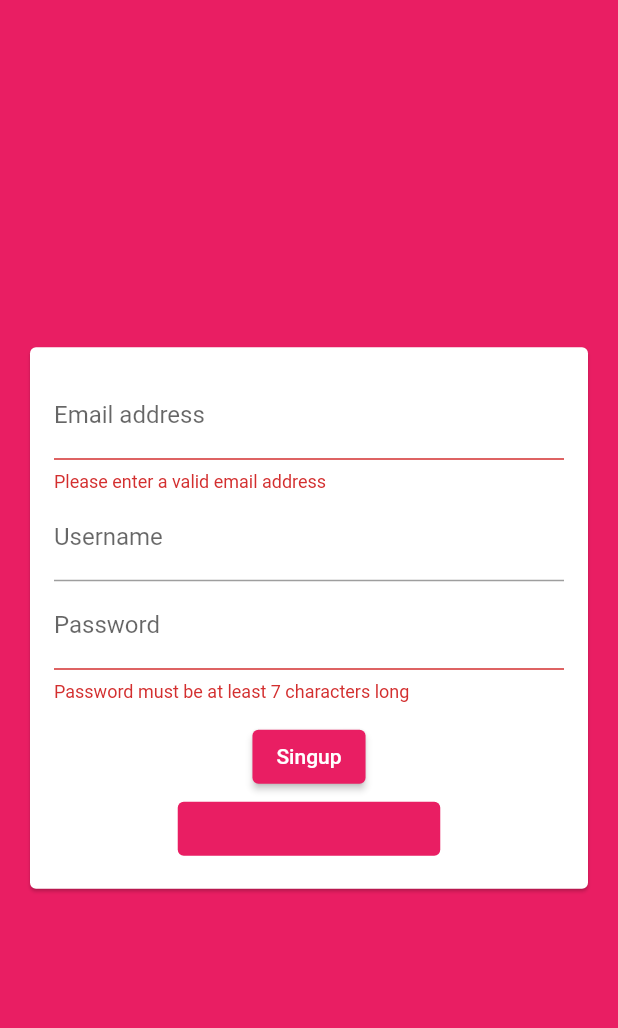
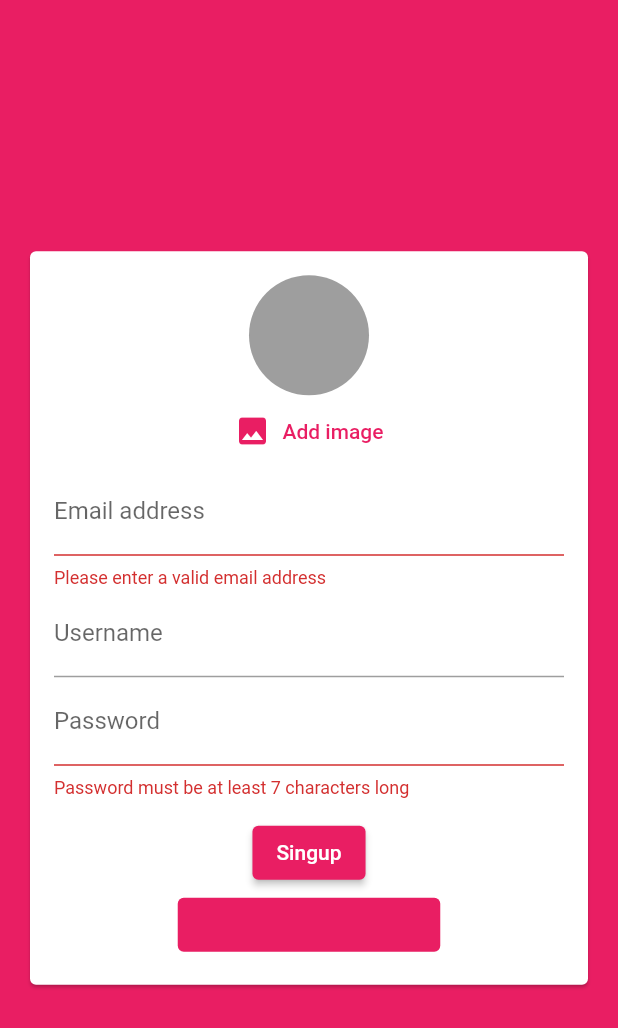
Before and after one commit to Yagoo23/ChatApp, a Flutter app: the screen it shows after launch, after a tap on "Login", after a tap on "Create new account", on a phone screen of 412 x 824 dp. Shown: the top 1028 px of the screen. Run offline on Flutter 3.47's test engine with Material 2 defaults, Android fonts, the phone set to English and light mode, and no system bars; our stand-ins replace cloud_firestore, firebase_auth, firebase_storage, image_picker; missing offline and left inert: dart:html; accounts and stored records are empty.

Commit message:
Profile image

```diff
--- a/lib/screens/auth_screen.dart
+++ b/lib/screens/auth_screen.dart
@@ -1,7 +1,10 @@
+import 'dart:io';
+
 import 'package:flutter/material.dart';
 import 'package:firebase_auth/firebase_auth.dart';
 import 'package:flutter/services.dart';
 import 'package:cloud_firestore/cloud_firestore.dart';
+import 'package:firebase_storage/firebase_storage.dart';
 
 import 'package:flutter_complete_guide/widgets/auth/auth_form.dart';
 
@@ -18,6 +21,7 @@ class _AuthScreenState extends State<AuthScreen> {
     String email,
     String password,
     String username,
+    File image,
     bool isLogin,
     BuildContext ctx,
   ) async {
@@ -34,12 +38,23 @@ class _AuthScreenState extends State<AuthScreen> {
           email: email,
           password: password,
         );
+
+        final ref = FirebaseStorage.instance
+            .ref()
+            .child('user_image')
+            .child(authResult.user.uid + 'jpg');
+
+        await ref.putFile(image).onComplete;
+
+        final url = await ref.getDownloadURL();
+
         await Firestore.instance
             .collection('users')
             .document(authResult.user.uid)
             .setData({
           'username': username,
           'email': email,
+          'image_url': url,
         });
       }
     } on PlatformException catch (error) {
--- a/lib/widgets/auth/auth_form.dart
+++ b/lib/widgets/auth/auth_form.dart
@@ -1,4 +1,7 @@
+import 'dart:io';
+
 import 'package:flutter/material.dart';
+import 'package:flutter_complete_guide/widgets/pickers/user_image_picker.dart';
 
 class AuthForm extends StatefulWidget {
   AuthForm(this.submitFn, this.isLoading);
@@ -8,6 +11,7 @@ class AuthForm extends StatefulWidget {
     String email,
     String password,
     String userName,
+    File image,
     bool isLogin,
     BuildContext ctx,
   ) submitFn;
@@ -22,17 +26,33 @@ class _AuthFormState extends State<AuthForm> {
   var _userEmail = '';
   var _userName = '';
   var _userPassword = '';
+  File _userImageFile;
+
+  void _pickedImage(File image) {
+    _userImageFile = image;
+  }
 
   void _trySubmit() {
     final _isValid = _formkey.currentState.validate();
     FocusScope.of(context).unfocus();
 
-    if (_isValid) {
+    if (_userImageFile == null && !_isLogin) {
+      Scaffold.of(context).showSnackBar(
+        SnackBar(
+          content: Text('Please pick an image.'),
+          backgroundColor: Theme.of(context).errorColor,
+        ),
+      );
+      return;
+    }
+
+    if (_isValid && _userImageFile != null) {
       _formkey.currentState.save();
       widget.submitFn(
         _userEmail.trim(),
         _userPassword.trim(),
         _userName.trim(),
+        _userImageFile,
         _isLogin,
         context,
       );
@@ -52,6 +72,7 @@ class _AuthFormState extends State<AuthForm> {
               child: Column(
                 mainAxisSize: MainAxisSize.min,
                 children: <Widget>[
+                  if (!_isLogin) UserImagePicker(_pickedImage),
                   TextFormField(
                     key: ValueKey('email'),
                     validator: (value) {
--- /dev/null
+++ b/lib/widgets/pickers/user_image_picker.dart
@@ -0,0 +1,50 @@
+import 'dart:io';
+
+import 'package:flutter/material.dart';
+import 'package:image_picker/image_picker.dart';
+
+class UserImagePicker extends StatefulWidget {
+  final void Function(File pickedImage) imagePickFn;
+
+  UserImagePicker(this.imagePickFn);
+
+  @override
+  _UserImagePickerState createState() => _UserImagePickerState();
+}
+
+class _UserImagePickerState extends State<UserImagePicker> {
+  File _pickedImage;
+
+  void _pickImage() async {
+    final pickedImageFile = await ImagePicker.pickImage(
+      source: ImageSource.camera,
+      imageQuality: 50,
+      maxWidth: 150,
+    );
+    setState(() {
+      _pickedImage = pickedImageFile;
+    });
+    widget.imagePickFn(pickedImageFile);
+  }
+
+  @override
+  Widget build(BuildContext context) {
+    return Column(
+      children: <Widget>[
+        CircleAvatar(
+          radius: 40,
+          backgroundColor: Colors.grey,
+          backgroundImage:
+              _pickedImage != null ? FileImage(_pickedImage) : null,
+        ),
+        TextButton.icon(
+            style: TextButton.styleFrom(
+              primary: Theme.of(context).primaryColor,
+            ),
+            onPressed: _pickImage,
+            icon: Icon(Icons.image),
+            label: Text('Add image')),
+      ],
+    );
+  }
+}
--- a/pubspec.yaml
+++ b/pubspec.yaml
@@ -25,6 +25,8 @@ dependencies:
   cupertino_icons: ^0.1.2
   cloud_firestore: ^0.13.5
   firebase_auth: ^0.16.1
+  image_picker: ^0.6.5+3
+  firebase_storage: ^3.1.5
 
 
 dev_dependencies:
```
Also changed, not shown: lib/widgets/chat/message_bubble.dart (added, +65 -0 lines), lib/widgets/chat/messages.dart (+21 -1 lines), lib/widgets/chat/new_message.dart (+7 -1 lines), pubspec.lock.
